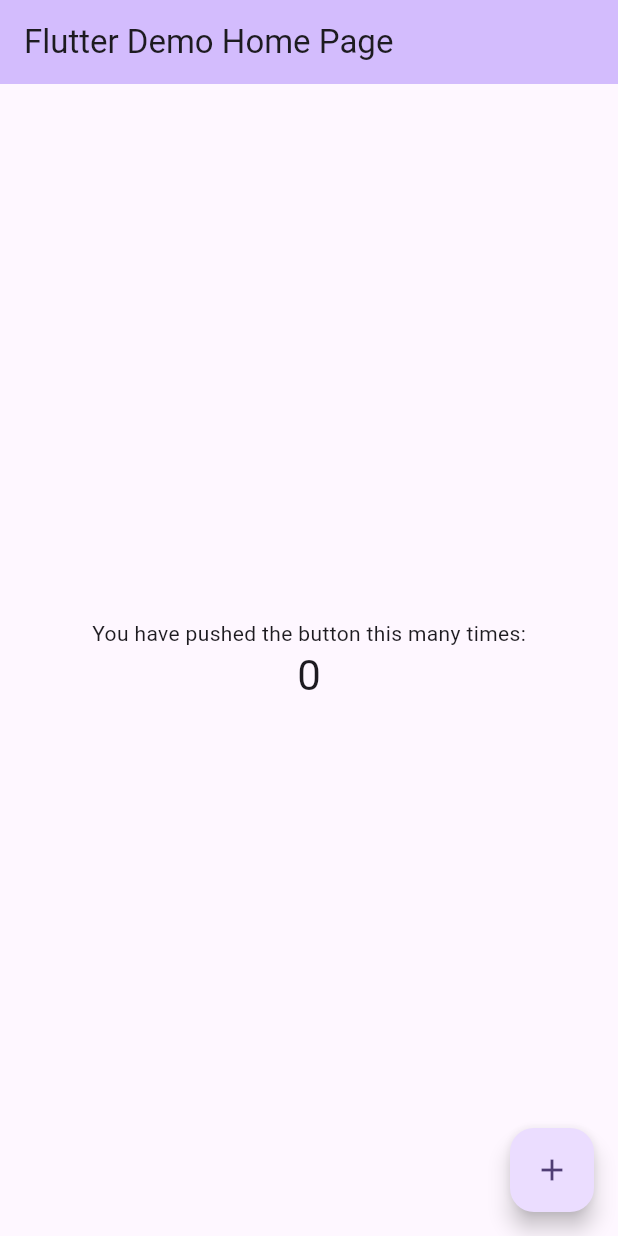
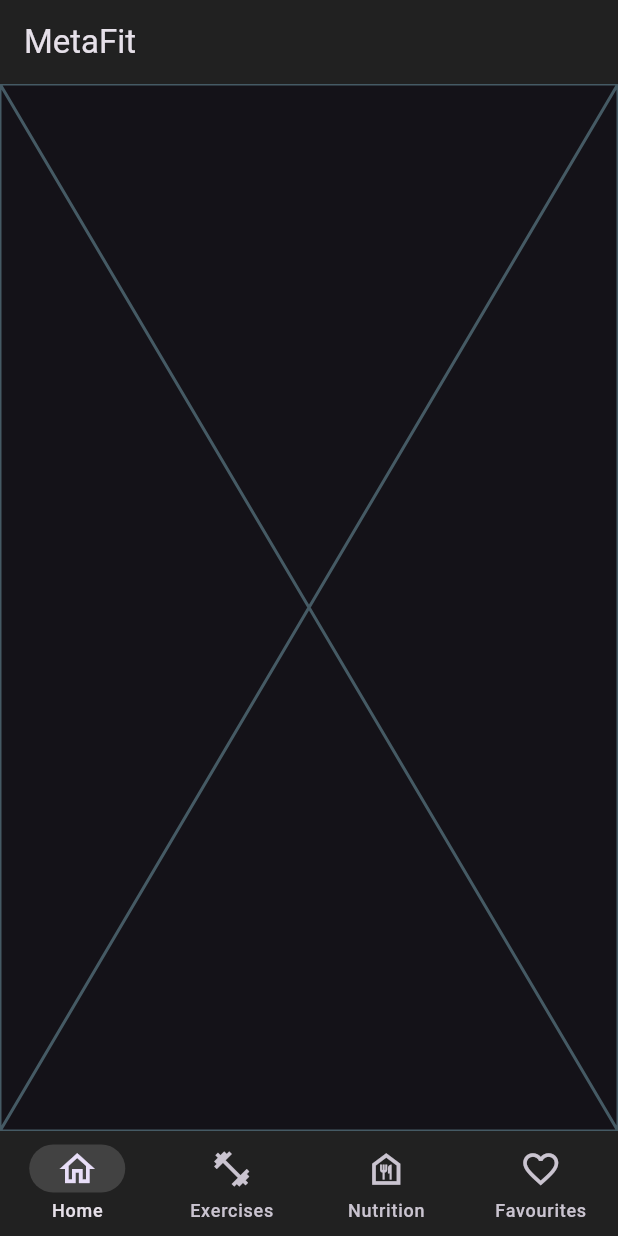
Before and after one commit to Manvi1718/Meta-Fit, a Flutter app: the screen it shows after launch, on a phone screen of 412 x 824 dp. Run offline on Flutter 3.47's test engine with Material 3 defaults, Android fonts, the phone set to English and light mode, and no system bars; network calls fail.

Commit message:
1st Commit

```diff
--- a/lib/main.dart
+++ b/lib/main.dart
@@ -1,125 +1,21 @@
 import 'package:flutter/material.dart';
+import 'package:metafit/pages/Initial.dart';
 
 void main() {
-  runApp(const MyApp());
+  runApp(MyApp());
 }
 
 class MyApp extends StatelessWidget {
   const MyApp({super.key});
 
-  // This widget is the root of your application.
   @override
   Widget build(BuildContext context) {
     return MaterialApp(
-      title: 'Flutter Demo',
+      debugShowCheckedModeBanner: false,
       theme: ThemeData(
-        // This is the theme of your application.
-        //
-        // TRY THIS: Try running your application with "flutter run". You'll see
-        // the application has a purple toolbar. Then, without quitting the app,
-        // try changing the seedColor in the colorScheme below to Colors.green
-        // and then invoke "hot reload" (save your changes or press the "hot
-        // reload" button in a Flutter-supported IDE, or press "r" if you used
-        // the command line to start the app).
-        //
-        // Notice that the counter didn't reset back to zero; the application
-        // state is not lost during the reload. To reset the state, use hot
-        // restart instead.
-        //
-        // This works for code too, not just values: Most code changes can be
-        // tested with just a hot reload.
-        colorScheme: ColorScheme.fromSeed(seedColor: Colors.deepPurple),
-        useMaterial3: true,
-      ),
-      home: const MyHomePage(title: 'Flutter Demo Home Page'),
+          brightness: Brightness.dark,
+          primaryColor: const Color.fromARGB(255, 33, 33, 33)),
+      home: Home(),
     );
   }
 }
-
-class MyHomePage extends StatefulWidget {
-  const MyHomePage({super.key, required this.title});
-
-  // This widget is the home page of your application. It is stateful, meaning
-  // that it has a State object (defined below) that contains fields that affect
-  // how it looks.
-
-  // This class is the configuration for the state. It holds the values (in this
-  // case the title) provided by the parent (in this case the App widget) and
-  // used by the build method of the State. Fields in a Widget subclass are
-  // always marked "final".
-
-  final String title;
-
-  @override
-  State<MyHomePage> createState() => _MyHomePageState();
-}
-
-class _MyHomePageState extends State<MyHomePage> {
-  int _counter = 0;
-
-  void _incrementCounter() {
-    setState(() {
-      // This call to setState tells the Flutter framework that something has
-      // changed in this State, which causes it to rerun the build method below
-      // so that the display can reflect the updated values. If we changed
-      // _counter without calling setState(), then the build method would not be
-      // called again, and so nothing would appear to happen.
-      _counter++;
-    });
-  }
-
-  @override
-  Widget build(BuildContext context) {
-    // This method is rerun every time setState is called, for instance as done
-    // by the _incrementCounter method above.
-    //
-    // The Flutter framework has been optimized to make rerunning build methods
-    // fast, so that you can just rebuild anything that needs updating rather
-    // than having to individually change instances of widgets.
-    return Scaffold(
-      appBar: AppBar(
-        // TRY THIS: Try changing the color here to a specific color (to
-        // Colors.amber, perhaps?) and trigger a hot reload to see the AppBar
-        // change color while the other colors stay the same.
-        backgroundColor: Theme.of(context).colorScheme.inversePrimary,
-        // Here we take the value from the MyHomePage object that was created by
-        // the App.build method, and use it to set our appbar title.
-        title: Text(widget.title),
-      ),
-      body: Center(
-        // Center is a layout widget. It takes a single child and positions it
-        // in the middle of the parent.
-        child: Column(
-          // Column is also a layout widget. It takes a list of children and
-          // arranges them vertically. By default, it sizes itself to fit its
-          // children horizontally, and tries to be as tall as its parent.
-          //
-          // Column has various properties to control how it sizes itself and
-          // how it positions its children. Here we use mainAxisAlignment to
-          // center the children vertically; the main axis here is the vertical
-          // axis because Columns are vertical (the cross axis would be
-          // horizontal).
-          //
-          // TRY THIS: Invoke "debug painting" (choose the "Toggle Debug Paint"
-          // action in the IDE, or press "p" in the console), to see the
-          // wireframe for each widget.
-          mainAxisAlignment: MainAxisAlignment.center,
-          children: <Widget>[
-            const Text(
-              'You have pushed the button this many times:',
-            ),
-            Text(
-              '$_counter',
-              style: Theme.of(context).textTheme.headlineMedium,
-            ),
-          ],
-        ),
-      ),
-      floatingActionButton: FloatingActionButton(
-        onPressed: _incrementCounter,
-        tooltip: 'Increment',
-        child: const Icon(Icons.add),
-      ), // This trailing comma makes auto-formatting nicer for build methods.
-    );
-  }
-}
--- /dev/null
+++ b/lib/pages/Initial.dart
@@ -0,0 +1,89 @@
+import 'package:flutter/material.dart';
+import 'package:metafit/pages/exercises.dart';
+import 'package:metafit/pages/favourite.dart';
+import 'package:metafit/pages/home.dart';
+import 'package:metafit/pages/nutrition.dart';
+import 'package:metafit/utils/JsonParsing/all_exercises_json_parsing.dart';
+import 'package:metafit/utils/all_exercises.dart';
+
+class Home extends StatefulWidget {
+  const Home({super.key});
+
+  @override
+  State<Home> createState() => _HomeState();
+}
+
+class _HomeState extends State<Home> {
+  late Future<AllExercises> allExercises;
+  int selectedIndexOfNavigation = 0;
+
+  PageController pageController = PageController();
+
+  void onNavigationTapped(int index) {
+    setState(() {
+      selectedIndexOfNavigation = index;
+    });
+    pageController.jumpToPage(index);
+  }
+
+  @override
+  void initState() {
+    allExercises = fetchExercises();
+    super.initState();
+  }
+
+  @override
+  Widget build(BuildContext context) {
+    return Scaffold(
+      appBar: AppBar(
+        title: Text('MetaFit'),
+        backgroundColor: Theme.of(context).primaryColor,
+      ),
+      bottomNavigationBar: NavigationBar(
+        backgroundColor: const Color.fromARGB(255, 33, 33, 33),
+        indicatorColor: const Color.fromARGB(108, 110, 110, 110),
+        height: 70,
+        elevation: 5,
+        selectedIndex: selectedIndexOfNavigation,
+        onDestinationSelected: (value) {
+          onNavigationTapped(value);
+        },
+        destinations: [
+          NavigationDestination(
+              icon: Icon(
+                Icons.home_outlined,
+                size: 28,
+              ),
+              label: 'Home'),
+          NavigationDestination(
+              icon: Icon(
+                Icons.fitness_center_outlined,
+                size: 28,
+              ),
+              label: 'Exercises'),
+          NavigationDestination(
+              icon: Icon(
+                Icons.food_bank_outlined,
+                size: 28,
+              ),
+              label: 'Nutrition'),
+          NavigationDestination(
+              icon: Icon(
+                Icons.favorite_border_outlined,
+                size: 28,
+              ),
+              label: 'Favourites'),
+        ],
+      ),
+      body: PageView(
+        controller: pageController,
+        children: [
+          HomePage(),
+          ExercisesPage(),
+          NutritionPage(),
+          FavouritePage(),
+        ],
+      ),
+    );
+  }
+}
--- /dev/null
+++ b/lib/pages/home.dart
@@ -0,0 +1,15 @@
+import 'package:flutter/material.dart';
+
+class HomePage extends StatefulWidget {
+  const HomePage({super.key});
+
+  @override
+  State<HomePage> createState() => _HomePageState();
+}
+
+class _HomePageState extends State<HomePage> {
+  @override
+  Widget build(BuildContext context) {
+    return const Placeholder();
+  }
+}
--- /dev/null
+++ b/lib/utils/JsonParsing/all_exercises_json_parsing.dart
@@ -0,0 +1,130 @@
+// To parse this JSON data, do
+//
+//     final allExercises = allExercisesFromJson(jsonString);
+
+import 'dart:convert';
+
+AllExercises allExercisesFromJson(String str) =>
+    AllExercises.fromJson(json.decode(str));
+
+String allExercisesToJson(AllExercises data) => json.encode(data.toJson());
+
+class AllExercises {
+  bool success;
+  Data data;
+
+  AllExercises({
+    required this.success,
+    required this.data,
+  });
+
+  factory AllExercises.fromJson(Map<String, dynamic> json) => AllExercises(
+        success: json["success"],
+        data: Data.fromJson(json["data"]),
+      );
+
+  Map<String, dynamic> toJson() => {
+        "success": success,
+        "data": data.toJson(),
+      };
+}
+
+class Data {
+  dynamic previousPage;
+  String nextPage;
+  int totalPages;
+  int totalExercises;
+  int currentPage;
+  List<Exercise> exercises;
+
+  Data({
+    required this.previousPage,
+    required this.nextPage,
+    required this.totalPages,
+    required this.totalExercises,
+    required this.currentPage,
+    required this.exercises,
+  });
+
+  factory Data.fromJson(Map<String, dynamic> json) => Data(
+        previousPage: json["previousPage"],
+        nextPage: json["nextPage"],
+        totalPages: json["totalPages"],
+        totalExercises: json["totalExercises"],
+        currentPage: json["currentPage"],
+        exercises: List<Exercise>.from(
+            json["exercises"].map((x) => Exercise.fromJson(x))),
+      );
+
+  Map<String, dynamic> toJson() => {
+        "previousPage": previousPage,
+        "nextPage": nextPage,
+        "totalPages": totalPages,
+        "totalExercises": totalExercises,
+        "currentPage": currentPage,
+        "exercises": List<dynamic>.from(exercises.map((x) => x.toJson())),
+      };
+}
+
+class Exercise {
+  String exerciseId;
+  String name;
+  String gifUrl;
+  List<String> instructions;
+  List<String> targetMuscles;
+  List<String> bodyParts;
+  List<Equipment> equipments;
+  List<String> secondaryMuscles;
+
+  Exercise({
+    required this.exerciseId,
+    required this.name,
+    required this.gifUrl,
+    required this.instructions,
+    required this.targetMuscles,
+    required this.bodyParts,
+    required this.equipments,
+    required this.secondaryMuscles,
+  });
+
+  factory Exercise.fromJson(Map<String, dynamic> json) => Exercise(
+        exerciseId: json["exerciseId"],
+        name: json["name"],
+        gifUrl: json["gifUrl"],
+        instructions: List<String>.from(json["instructions"].map((x) => x)),
+        targetMuscles: List<String>.from(json["targetMuscles"].map((x) => x)),
+        bodyParts: List<String>.from(json["bodyParts"].map((x) => x)),
+        equipments: List<Equipment>.from(
+            json["equipments"].map((x) => equipmentValues.map[x]!)),
+        secondaryMuscles:
+            List<String>.from(json["secondaryMuscles"].map((x) => x)),
+      );
+
+  Map<String, dynamic> toJson() => {
+        "exerciseId": exerciseId,
+        "name": name,
+        "gifUrl": gifUrl,
+        "instructions": List<dynamic>.from(instructions.map((x) => x)),
+        "targetMuscles": List<dynamic>.from(targetMuscles.map((x) => x)),
+        "bodyParts": List<dynamic>.from(bodyParts.map((x) => x)),
+        "equipments": List<dynamic>.from(
+            equipments.map((x) => equipmentValues.reverse[x])),
+        "secondaryMuscles": List<dynamic>.from(secondaryMuscles.map((x) => x)),
+      };
+}
+
+enum Equipment { BODY_WEIGHT }
+
+final equipmentValues = EnumValues({"body weight": Equipment.BODY_WEIGHT});
+
+class EnumValues<T> {
+  Map<String, T> map;
+  late Map<T, String> reverseMap;
+
+  EnumValues(this.map);
+
+  Map<T, String> get reverse {
+    reverseMap = map.map((k, v) => MapEntry(v, k));
+    return reverseMap;
+  }
+}
--- a/pubspec.yaml
+++ b/pubspec.yaml
@@ -34,6 +34,8 @@ dependencies:
   # The following adds the Cupertino Icons font to your application.
   # Use with the CupertinoIcons class for iOS style icons.
   cupertino_icons: ^1.0.8
+  http: ^1.3.0
+  google_fonts: ^6.2.1
 
 dev_dependencies:
   flutter_test:
```
Also changed, not shown: lib/pages/exercises.dart (added, +24 -0 lines), lib/pages/favourite.dart (added, +15 -0 lines), lib/pages/nutrition.dart (added, +15 -0 lines), lib/utils/all_exercises.dart (added, +9 -0 lines), pubspec.lock, 2 other files.
